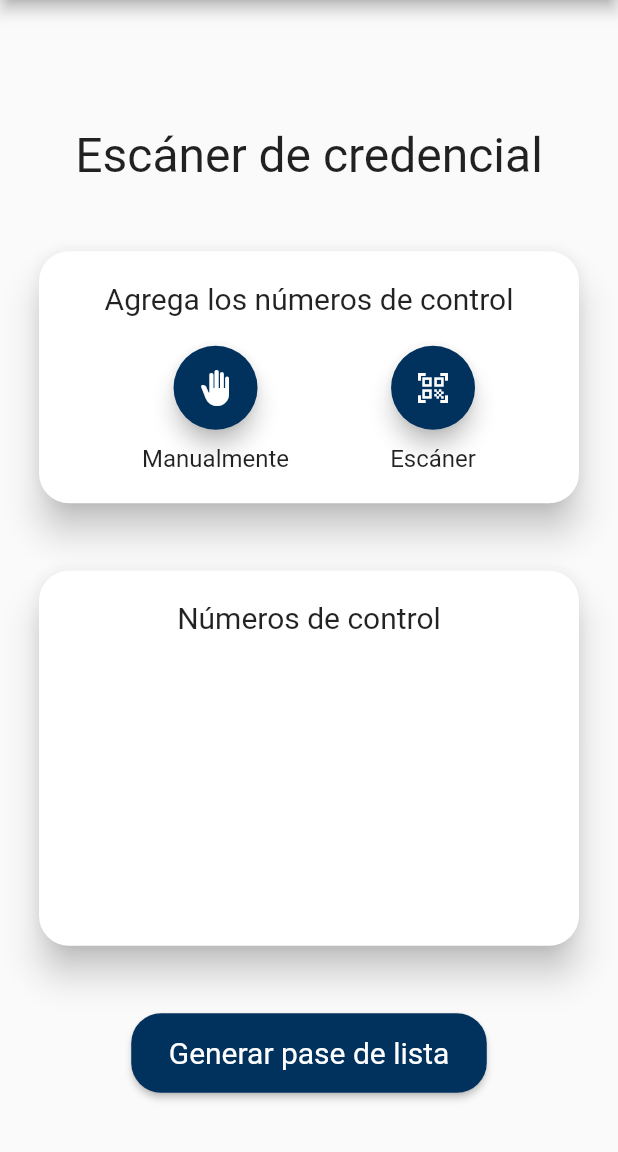
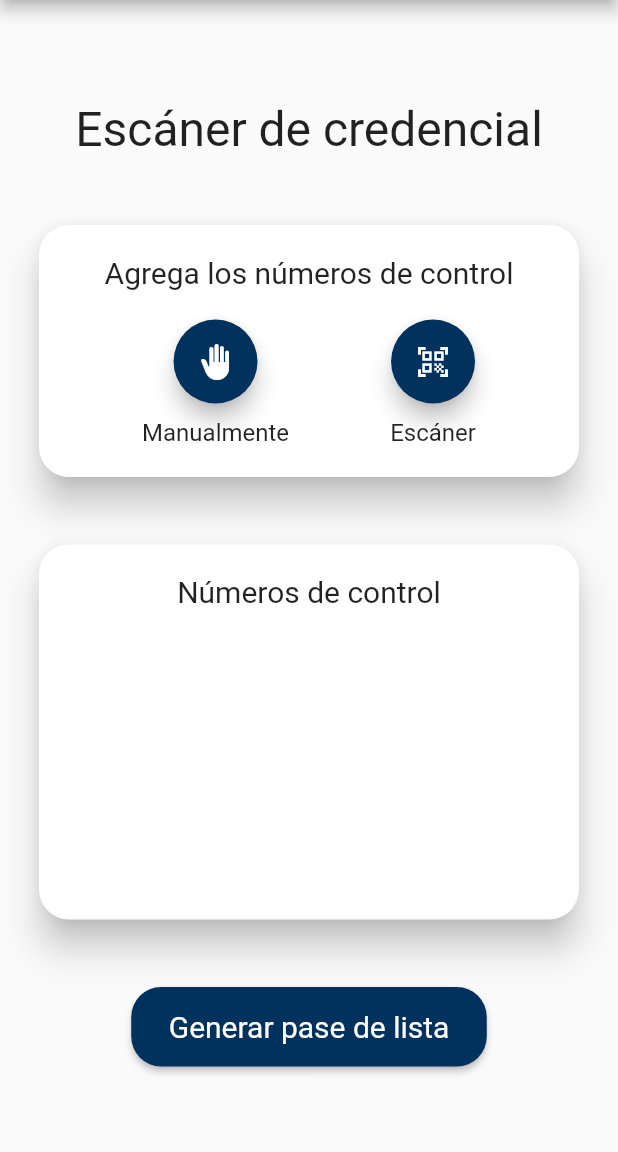
Before and after one commit to MattersLC/ito_lab_scanner, a Flutter app: the screen it shows after launch, after a tap on "Iniciar sesión", on a phone screen of 412 x 824 dp, the part 84-1236 px from its top. Run offline on Flutter 3.47's test engine with Material 2 defaults, Android fonts, the light colour scheme and no system bars; missing offline and left inert: flutter_barcode_scanner.

Commit message:
Actualizacion de homepage

```diff
--- a/lib/src/app.dart
+++ b/lib/src/app.dart
@@ -11,6 +11,7 @@ class MyApp extends StatelessWidget {
   Widget build(BuildContext context) {
     return MaterialApp(
       title: 'ITO SCANNER',
+      debugShowCheckedModeBanner: false,
       initialRoute: '/',
       theme: ThemeData(
           brightness: Brightness.light,
--- a/lib/src/screens/home_page.dart
+++ b/lib/src/screens/home_page.dart
@@ -56,6 +56,7 @@ class _HomePageState extends State<HomePage> {
   Widget build(BuildContext context) {
     return MaterialApp(
       title: 'ITO SCANNER',
+      debugShowCheckedModeBanner: false,
       home: Scaffold(
         appBar: AppBar(
           title: Image.asset('assets/images/tecnm_logo.jpg', fit: BoxFit.cover),
@@ -203,6 +204,9 @@ class _HomePageState extends State<HomePage> {
                     ),
                   ],
                 ),
+                const SizedBox(
+                  height: 35,
+                )
               ],
             ),
           ),
```
Also changed, not shown: pubspec.lock.
